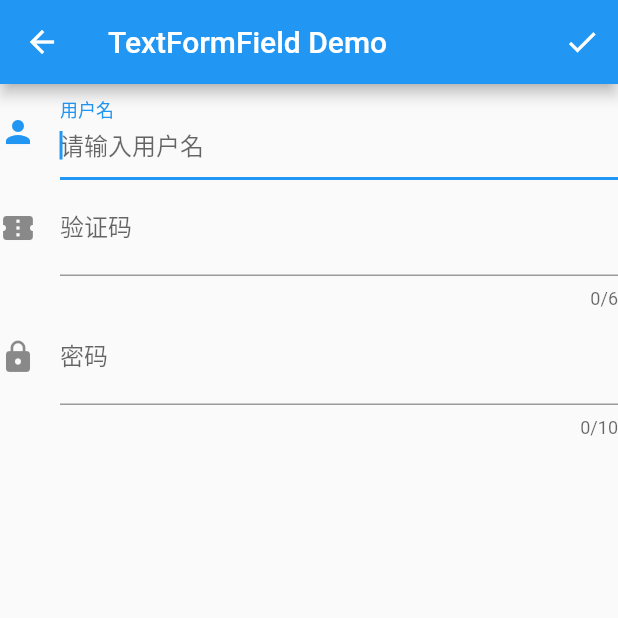
After one commit to alimysoyang/deeplearnflutter, a Flutter app: the TextFormFieldDemoPage screen opened directly, on a phone screen of 412 x 824 dp, the top half of it. The commit adds this screen. Run offline on Flutter 3.47's test engine with Material 2 defaults, Android fonts, the phone set to English and light mode, and no system bars.

Commit message:
TextFormField Demo； 修改iOS列表中文字的样式

```diff
--- a/lib/pages/animationlistpage.dart
+++ b/lib/pages/animationlistpage.dart
@@ -73,7 +73,7 @@ class AnimationListPage extends StatelessWidget {
                 delegate: SliverChildBuilderDelegate(
                   (BuildContext context, int index) {
                     final DemoItem item = demos[index];
-                    return DemoListItem(item: item, onTap: () {
+                    return CupertinoDemoListItem(item: item, onTap: () {
                       if (index == 0) {
                         Navigator.push(context, PageRouteBuilder(
                           transitionDuration: Duration(microseconds: 500),
--- a/lib/pages/materialistpage.dart
+++ b/lib/pages/materialistpage.dart
@@ -18,6 +18,7 @@ import 'expansionpaneldemopage.dart';
 import 'customnotificationdemopage.dart';
 import 'sliderdemopage.dart';
 import 'textfieldemopage.dart';
+import 'textformfieldemo.dart';
 
 class MaterialListPage extends StatefulWidget {
   @override
@@ -50,6 +51,7 @@ class _MaterialListPageState extends State<MaterialListPage> {
     DemoItem(icon: Icons.dock, title: 'NestedScrollView', subtitle: 'Material NestedScrollView Demo'),
     DemoItem(icon: Icons.pie_chart_outlined, title: 'ExpansionPanel', subtitle: 'Material ExpansionPanel Demo'),
     DemoItem(icon: Icons.notifications, title: 'CustomNotification', subtitle: 'Custom Notification Demo'),
+    DemoItem(icon: Icons.text_fields, title: 'TextFormField', subtitle: 'TextFormField Demo'),
   ];
 
   @override
@@ -113,6 +115,8 @@ class _MaterialListPageState extends State<MaterialListPage> {
                     Navigator.push(context, MaterialPageRoute(builder: (context) => ExpansionPanelDemoPage()));
                   } else if (index == 21) {
                     Navigator.push(context, MaterialPageRoute(builder: (context) => CustomNotificationDemoPage()));
+                  } else if (index == 22) {
+                    Navigator.push(context, MaterialPageRoute(builder: (context) => TextFormFieldDemoPage()));
                   }
                 },
               );
--- a/lib/pages/textdemopage.dart
+++ b/lib/pages/textdemopage.dart
@@ -38,7 +38,9 @@ class TextDemoPage extends StatelessWidget {
   ];
 
   Widget _buildiOS() {
-    return CupertinoPageScaffold(
+    return DefaultTextStyle(
+      style: TextStyle(fontFamily: '.SF UI Text', inherit: false, fontSize: 17.0, color: CupertinoColors.black),
+      child: CupertinoPageScaffold(
         navigationBar: CupertinoNavigationBar(
           previousPageTitle: '返回',
           middle: Text('Text Demo'),
@@ -60,6 +62,7 @@ class TextDemoPage extends StatelessWidget {
                 ),
               ),
             ],
+          ),
         ),
       ),
     );
--- /dev/null
+++ b/lib/pages/textformfieldemo.dart
@@ -0,0 +1,173 @@
+import 'package:flutter/material.dart';
+import 'package:flutter/cupertino.dart';
+
+class TextFormFieldDemoPage extends StatefulWidget {
+  @override
+  _TextFormFieldDemoPageState createState() => _TextFormFieldDemoPageState();
+}
+
+class _TextFormFieldDemoPageState extends State<TextFormFieldDemoPage> {
+
+  FocusNode _node1 = FocusNode();
+  FocusNode _node2 = FocusNode();
+  FocusNode _node3 = FocusNode();
+
+  TextEditingController _nameController = TextEditingController();
+  TextEditingController _passwordController = TextEditingController();
+  TextEditingController _verifyContronller = TextEditingController();
+
+  void _hideKeyboard() {
+    _node1.unfocus();
+    _node2.unfocus();
+    _node3.unfocus();
+  }
+
+  List<Widget> _buildTextFormFields() {
+    return <Widget>[
+      TextFormField(
+        controller: _nameController,
+        autofocus: true,
+        focusNode: _node1,
+        keyboardType: TextInputType.text,
+        decoration: InputDecoration(
+          labelText: '用户名',
+          hintText: '请输入用户名',
+          icon:Icon(Icons.person),
+        ),
+        onSaved: (String value) {
+
+        },
+        validator: (String value) {
+          if (value.trim().isEmpty) {
+            return '用户名不能为空';
+          }
+          return null;
+        },
+      ),
+
+      TextFormField(
+        controller: _verifyContronller,
+        focusNode: _node2,
+        keyboardType: TextInputType.number,
+        maxLength: 6,
+        decoration: InputDecoration(
+          labelText: '验证码',
+          hintText: '请输入短信验证码',
+          icon: Icon(Icons.confirmation_number),
+        ),
+        onSaved: (String value) {
+
+        },
+        validator: (String value) {
+          if (value.trim().isEmpty) {
+            return '验证码不能为空';
+          }
+          return null;
+        },
+      ),
+
+      TextFormField(
+        controller: _passwordController,
+        focusNode: _node3,
+        obscureText: true,
+        maxLength: 10,
+        decoration: InputDecoration(
+          labelText: '密码',
+          hintText: '请输入密码',
+          icon: Icon(Icons.lock),
+        ),
+        onSaved: (String value) {
+
+        },
+        validator: (String value) {
+          if (value.trim().isEmpty) {
+            return '密码不能为空';
+          }
+
+          return null;
+        },
+      ),
+    ];
+  }
+
+  Widget _buildiOS() {
+    return Scaffold(
+      body: CupertinoPageScaffold(
+        navigationBar: CupertinoNavigationBar(
+          previousPageTitle: '返回',
+          middle: Text('TextFormField Demo'),
+          trailing: CupertinoButton(
+            child: Icon(Icons.done),
+            onPressed: () {
+              _hideKeyboard();
+            },
+          ),
+        ),
+        child: DecoratedBox(
+          decoration: BoxDecoration(color: Color(0xFFEFEFF4)),
+          child: CustomScrollView(
+            slivers: <Widget>[
+              SliverSafeArea(
+                top: true,
+                bottom: true,
+                sliver: SliverList(
+                  delegate: SliverChildBuilderDelegate(
+                    (BuildContext context, int index) {
+                      return Column(
+                        children: _buildTextFormFields(),
+                      );
+                    },
+                    childCount: 1,
+                  ),
+                ),
+              ),
+            ],
+          ),
+        ),
+      ),
+    );
+  }
+
+  Widget _buildAndroid() {
+    return Scaffold(
+      appBar: AppBar(
+        title: Text('TextFormField Demo'),
+        actions: <Widget>[
+          IconButton(
+            icon: Icon(Icons.done),
+            onPressed: () {
+              _hideKeyboard();
+            },
+          ),
+        ],
+      ),
+      body: Column(
+        crossAxisAlignment: CrossAxisAlignment.stretch,
+        children: _buildTextFormFields(),
+      ),
+    );
+  }
+
+  @override
+  void initState() {
+
+    super.initState();
+  }
+
+  @override
+  void dispose() {
+    _nameController.dispose();
+    _verifyContronller.dispose();
+    _passwordController.dispose();
+    super.dispose();
+  }
+
+  @override
+  Widget build(BuildContext context) {
+    if (Theme.of(context).platform == TargetPlatform.iOS) {
+      return _buildiOS();
+    }
+
+    return _buildAndroid();
+  }
+}
```
Also changed, not shown: lib/mainmenupage.dart (+8 -5 lines), lib/pages/cupertinolistpage.dart (+9 -2 lines), lib/pages/textfieldemopage.dart (+15 -0 lines), lib/views/demolistitem.dart (+40 -2 lines), 33 other files. Lines whose indentation alone changed are shown as unchanged.
